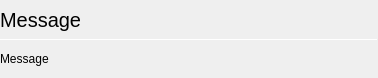
This is browser/popovers/jsalert.ui in vicr123/theweb as Qt 5 draws it before an edit. The edited form follows.
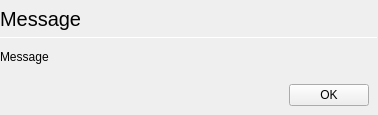
This is the edited form. Icons and pictures are not drawn.

The edit to the form file:
```diff
--- a/browser/popovers/jsalert.ui
+++ b/browser/popovers/jsalert.ui
@@ -7,7 +7,7 @@
     <x>0</x>
     <y>0</y>
     <width>378</width>
-    <height>78</height>
+    <height>115</height>
    </rect>
   </property>
   <property name="windowTitle">
@@ -100,6 +100,32 @@
      </property>
     </widget>
    </item>
+   <item>
+    <widget class="QWidget" name="macPane" native="true">
+     <layout class="QHBoxLayout" name="horizontalLayout_2">
+      <item>
+       <spacer name="horizontalSpacer">
+        <property name="orientation">
+         <enum>Qt::Horizontal</enum>
+        </property>
+        <property name="sizeHint" stdset="0">
+         <size>
+          <width>40</width>
+          <height>20</height>
+         </size>
+        </property>
+       </spacer>
+      </item>
+      <item>
+       <widget class="QPushButton" name="macDismissButton">
+        <property name="text">
+         <string>OK</string>
+        </property>
+       </widget>
+      </item>
+     </layout>
+    </widget>
+   </item>
   </layout>
  </widget>
  <resources/>
```
Left out of the diff: 19 changed lines with no effect on the pictures.
